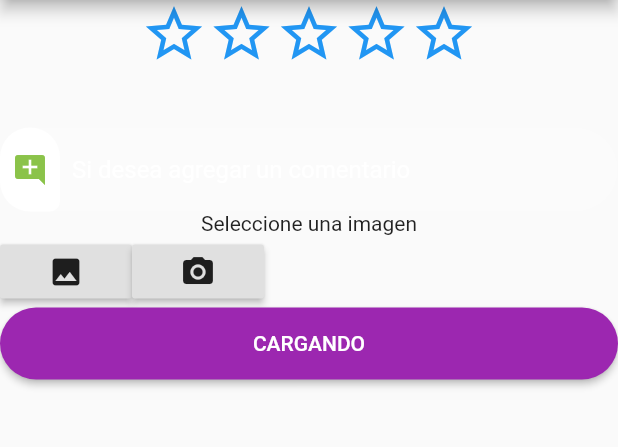
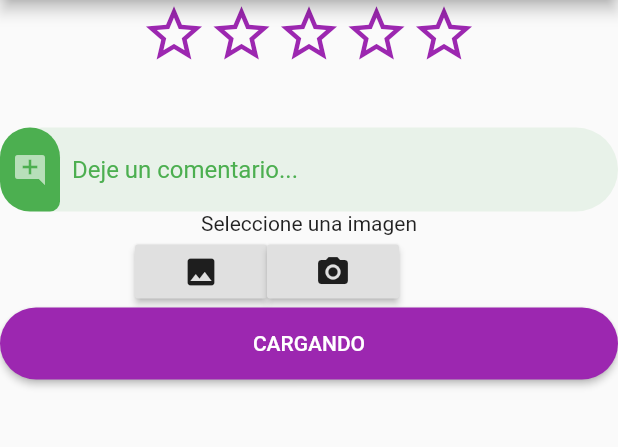
Before and after one commit to aluminedr/LoHagoPorVosFlutter, a Flutter app: the Valorar screen opened directly with empty values, after a tap on "VALORAR", on a phone screen of 412 x 824 dp, the part 84-531 px from its top. Run offline on Flutter 3.47's test engine with Material 2 defaults, Android fonts, the phone set to English and light mode, and no system bars; drawn by our look-alikes of smooth_star_rating; our stand-ins replace image_picker, shared_preferences; missing offline and left inert: flutter_webview_plugin; accounts and stored records are empty; network calls fail.

Commit message:
no quiero esscribir aca

```diff
--- a/lib/pages/listaAspirantes.dart
+++ b/lib/pages/listaAspirantes.dart
@@ -204,6 +204,8 @@ class ItemList extends StatefulWidget {
                               Center(
                                   child: SmoothStarRating(
                                     allowHalfRating: false,
+                                    color: Colors.green,
+              borderColor: Colors.purple,
                                     rating: rating,
                                     size: 20,
                                     starCount: 5,
--- a/lib/pages/valorar.dart
+++ b/lib/pages/valorar.dart
@@ -64,6 +64,8 @@ class _ValorarState extends State<Valorar> {
             Center(
             child: SmoothStarRating(
               allowHalfRating: false,
+              color: Colors.green,
+              borderColor: Colors.purple,
               rating: rating,
               size: 45,
               starCount: 5,
@@ -75,7 +77,7 @@ class _ValorarState extends State<Valorar> {
             )
             ),
             SizedBox(height: 40.0),
-            TextField(
+            new TextFormField(
                             controller: comentarioValoracionController,
                             decoration: InputDecoration(
                               contentPadding: const EdgeInsets.all(16.0),
@@ -83,7 +85,7 @@ class _ValorarState extends State<Valorar> {
                                 padding: const EdgeInsets.only(top: 16.0, bottom: 16.0),
                                 margin: const EdgeInsets.only(right: 8.0),
                                 decoration: BoxDecoration(
-                    color: Colors.white,
+                                  color: Colors.green,
                                   borderRadius: BorderRadius.only(
                                     topLeft: Radius.circular(30.0),
                                     bottomLeft: Radius.circular(30.0),
@@ -91,16 +93,17 @@ class _ValorarState extends State<Valorar> {
                                     bottomRight: Radius.circular(10.0)
                                   )
                                 ),
-                  child: Icon(Icons.add_comment, color: Colors.lightGreen,)),
-                hintText: "Si desea agregar un comentario",
-                hintStyle: TextStyle(color: Colors.white),
+                                child: Icon(Icons.add_comment, color: Colors.white60,)),
+                              hintText: "Deje un comentario...",
+                              hintStyle: TextStyle(color: Colors.green),
                               border: OutlineInputBorder(
                                 borderRadius: BorderRadius.circular(30.0),
                                 borderSide: BorderSide.none
                               ),
                               filled: true,
-                fillColor: Colors.white.withOpacity(0.1),
+                              fillColor: Colors.green.withOpacity(0.1),
                             ),
+
                           ),
 
             Center(
@@ -114,6 +117,7 @@ class _ValorarState extends State<Valorar> {
                               Center(child:
                               Row(
                                 children: <Widget>[
+                                  SizedBox(width: 90,),
                                   RaisedButton(
                                     child: Icon(Icons.image),
                                     onPressed: getImageGallery,
--- a/pubspec.yaml
+++ b/pubspec.yaml
@@ -51,8 +51,9 @@ flutter:
         - assets/images/
         - ../LoHagoPorVosLaravel/public/storage/perfiles/
         - ../LoHagoPorVosLaravel/public/storage/trabajos/
-        - ../LoHagoPorVosLaravel/public/images/imagencategoria/
-        - ../LoHagoPorVosLaravel/public/images/imagenhabilidad/
+        - ../LoHagoPorVosLaravel/public/storage/valoracion/
+        - ../LoHagoPorVosLaravel/public/images/imagenCategoria/
+        - ../LoHagoPorVosLaravel/public/images/imagenHabilidad/
   # To add assets to your application, add an assets section, like this:
   # assets:
   #  - images/a_dot_burr.jpeg
```
Also changed, not shown: lib/pages/valorarAnunciante.dart (+9 -6 lines). Lines whose indentation alone changed are shown as unchanged.
